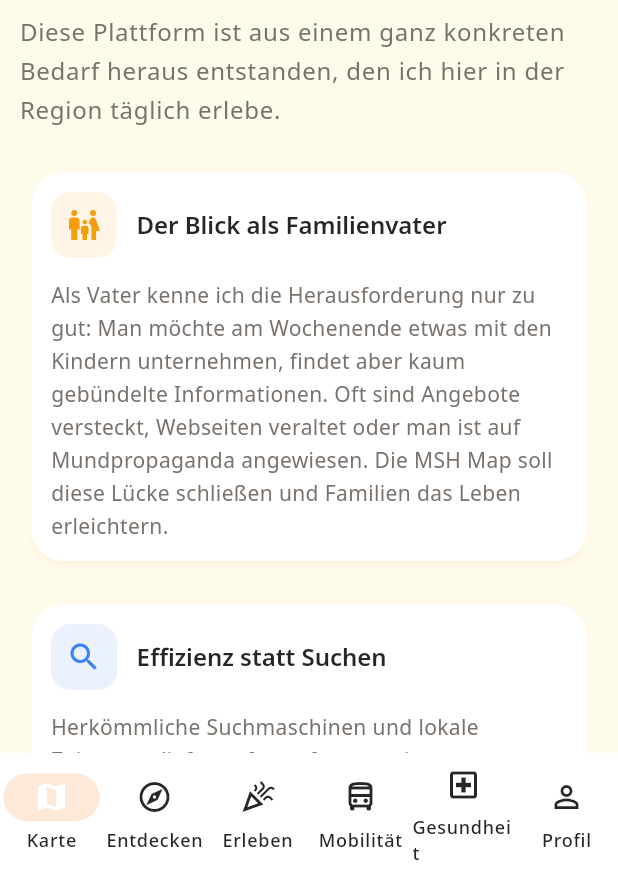
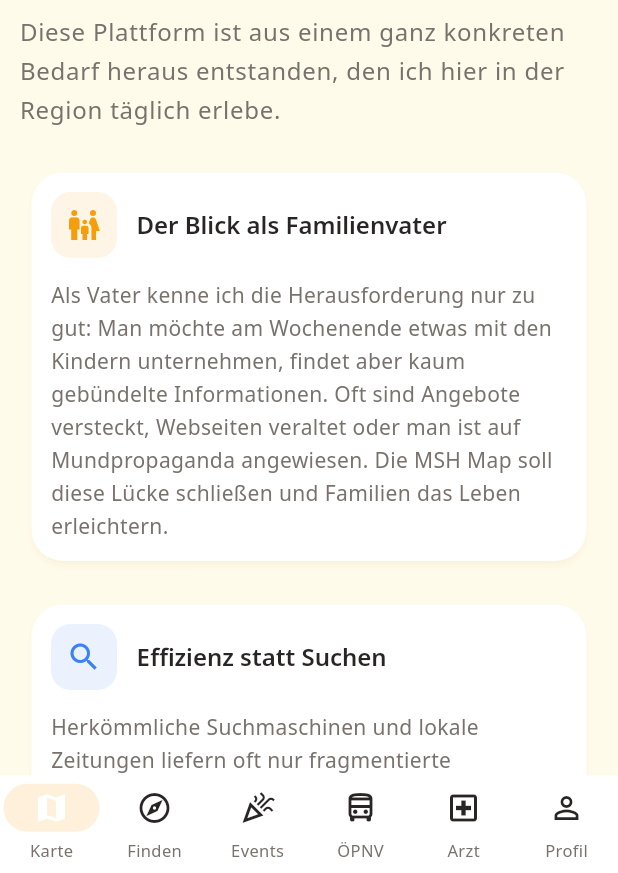
Before and after one commit to SolidDr/MSH-Map, a Flutter app: the AboutScreen screen opened by its route, on a phone screen of 412 x 824 dp, the part 363-1236 px from its top. Run offline on Flutter 3.47's test engine with Material 3 defaults, Android fonts, the phone set to English and light mode, and no system bars; our stand-ins replace cloud_firestore, firebase_auth, firebase_core, flutter_map, flutter_riverpod, freezed_annotation and 6 more; accounts and stored records are empty; generated files the repository leaves out were written again; network calls fail; statements that could not run were skipped.

Commit message:
fix: Shorten bottom nav labels to prevent text overflow
- Change labels: Entdecken→Finden, Erleben→Events, Mobilität→ÖPNV, Gesundheit→Arzt
- Add NavigationBarTheme for light mode with smaller font size (11px)
- Add NavigationRailTheme for consistent styling

Co-Authored-By: Claude Opus 4.5 <noreply@anthropic.com>

```diff
--- a/lib/src/core/shell/app_shell.dart
+++ b/lib/src/core/shell/app_shell.dart
@@ -126,22 +126,22 @@ class _MobileShell extends StatelessWidget {
           NavigationDestination(
             icon: Icon(Icons.explore_outlined),
             selectedIcon: Icon(Icons.explore),
-            label: 'Entdecken',
+            label: 'Finden',
           ),
           NavigationDestination(
             icon: Icon(Icons.celebration_outlined),
             selectedIcon: Icon(Icons.celebration),
-            label: 'Erleben',
+            label: 'Events',
           ),
           NavigationDestination(
             icon: Icon(Icons.directions_bus_outlined),
             selectedIcon: Icon(Icons.directions_bus),
-            label: 'Mobilität',
+            label: 'ÖPNV',
           ),
           NavigationDestination(
             icon: Icon(Icons.local_hospital_outlined),
             selectedIcon: Icon(Icons.local_hospital),
-            label: 'Gesundheit',
+            label: 'Arzt',
           ),
           NavigationDestination(
             icon: Icon(Icons.person_outline),
--- a/lib/src/core/theme/msh_theme.dart
+++ b/lib/src/core/theme/msh_theme.dart
@@ -253,6 +253,25 @@ class MshTheme {
           height: 1.3,
         ),
       ),
+    ),
+
+    // Navigation Bar (Bottom Nav)
+    navigationBarTheme: NavigationBarThemeData(
+      backgroundColor: MshColors.surface,
+      indicatorColor: MshColors.primary.withValues(alpha: 0.15),
+      height: 65,
+      labelTextStyle: WidgetStateProperty.all(
+        const TextStyle(fontSize: 11, color: MshColors.textSecondary),
+      ),
+    ),
+
+    // Navigation Rail
+    navigationRailTheme: const NavigationRailThemeData(
+      backgroundColor: MshColors.surface,
+      selectedIconTheme: IconThemeData(color: MshColors.primary),
+      unselectedIconTheme: IconThemeData(color: MshColors.textSecondary),
+      selectedLabelTextStyle: TextStyle(color: MshColors.primary),
+      unselectedLabelTextStyle: TextStyle(color: MshColors.textSecondary),
     ),
   );
 
```
